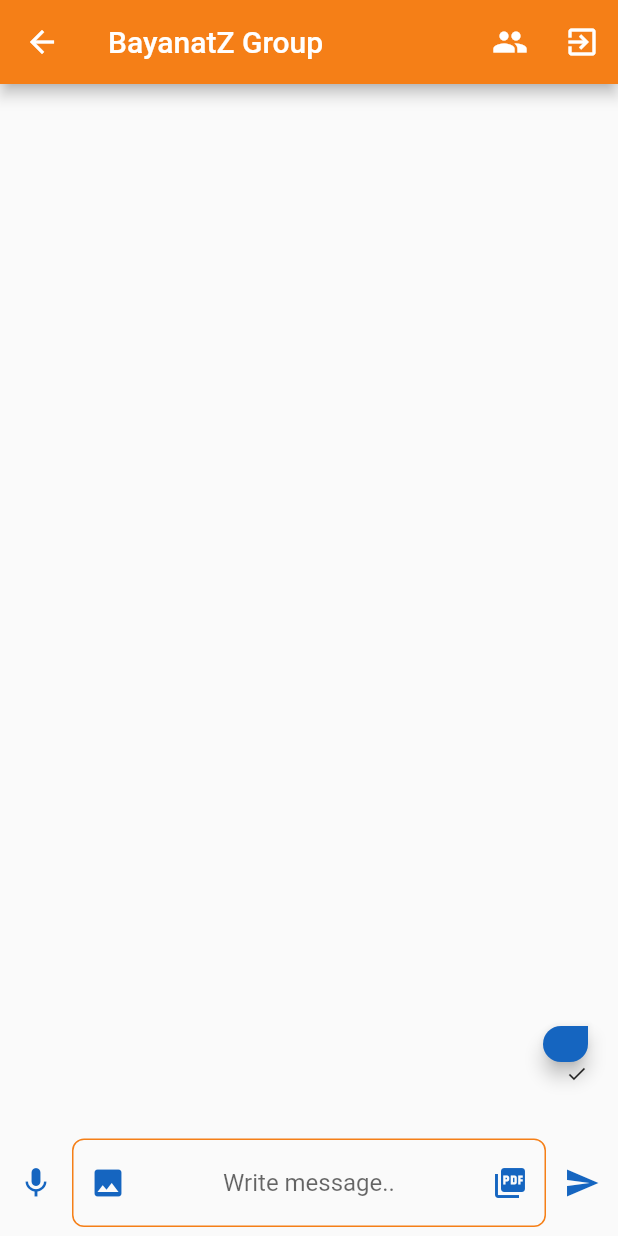
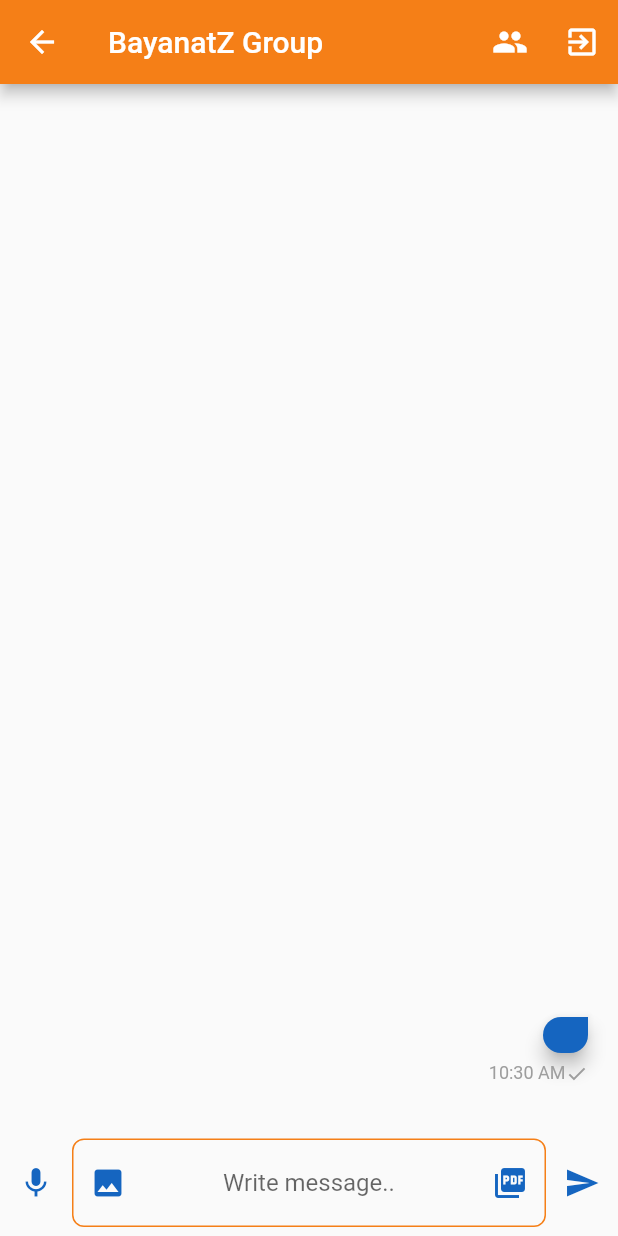
Before and after one commit to MohamedFouad99/chat_group, a Flutter app: the ChatScreen screen opened by its route, item 3 of the bottom bar chosen, on a phone screen of 412 x 824 dp. Run offline on Flutter 3.47's test engine with Material 2 defaults, Android fonts, the phone set to English and light mode, and no system bars; our stand-ins replace audioplayers, bloc, cloud_firestore, file_picker, firebase_auth, firebase_core and 4 more; missing offline and left inert: record; accounts and stored records are empty; statements that could not run were skipped.

Commit message:
add_time_message

```diff
--- a/lib/cubits/chat_cubit/chat_cubit.dart
+++ b/lib/cubits/chat_cubit/chat_cubit.dart
@@ -8,6 +8,7 @@ import 'package:file_picker/file_picker.dart';
 import 'package:firebase_storage/firebase_storage.dart';
 import 'package:flutter/material.dart';
 import 'package:image_picker/image_picker.dart';
+import 'package:intl/intl.dart';
 import 'package:meta/meta.dart';
 import 'package:path_provider/path_provider.dart';
 import 'package:record/record.dart';
@@ -132,6 +133,7 @@ class ChatCubit extends Cubit<ChatState> {
       List<MessageLine> messageWidgets = [];
       final messages = event.docs.reversed;
       for (var message in messages) {
+        final time = message.get('time');
         final messageText = message.get('text');
         final messageSender = message.get('sender');
         final image = message.get('image');
@@ -140,6 +142,9 @@ class ChatCubit extends Cubit<ChatState> {
         final seenBy = List<String>.from(message.get('seen_by'));
         final isRead = seenBy.length == members.length - 1;
         final currentUser = signedInUser.email;
+        final timestamp = time.toDate();
+        final timeFormatter = DateFormat('h:mm a');
+        final times = timeFormatter.format(timestamp);
         final messageWidget = MessageLine(
           sender: messageSender,
           image: image,
@@ -148,6 +153,7 @@ class ChatCubit extends Cubit<ChatState> {
           text: messageText,
           isMe: currentUser == messageSender,
           isRead: isRead,
+          time: times,
         );
         if (!isRead && !messageWidget.isMe) {
           message.reference.update({
--- a/lib/widgets/message_line.dart
+++ b/lib/widgets/message_line.dart
@@ -17,6 +17,7 @@ class MessageLine extends StatelessWidget {
     required this.isMe,
     required this.isRead,
     required this.sender,
+    this.time,
   });
   final String? sender;
   final String? image;
@@ -25,6 +26,7 @@ class MessageLine extends StatelessWidget {
   final String? text;
   final bool isMe;
   final bool isRead;
+  final String? time;
   @override
   Widget build(BuildContext context) {
     Source urlRecord = UrlSource(record!);
@@ -34,10 +36,12 @@ class MessageLine extends StatelessWidget {
         crossAxisAlignment:
             isMe ? CrossAxisAlignment.end : CrossAxisAlignment.start,
         children: [
-          Text(
+          !isMe
+              ? Text(
                   '$sender',
                   style: TextStyle(fontSize: 12, color: ksecondryColor),
-          ),
+                )
+              : const SizedBox(),
           Material(
             elevation: 5,
             borderRadius: isMe
@@ -96,6 +100,16 @@ class MessageLine extends StatelessWidget {
                               : const SizedBox(),
             ),
           ),
+          Padding(
+            padding: const EdgeInsets.only(top: 6),
+            child: Row(
+              mainAxisAlignment:
+                  isMe ? MainAxisAlignment.end : MainAxisAlignment.start,
+              children: [
+                Text(
+                  '$time',
+                  style: const TextStyle(fontSize: 12, color: Colors.grey),
+                ),
                 isMe
                     ? isRead
                         ? Icon(
@@ -104,11 +118,15 @@ class MessageLine extends StatelessWidget {
                           )
                         : const Icon(
                             Icons.check,
+                            color: Colors.grey,
                             size: 15,
                           )
                     : const SizedBox(),
               ],
             ),
+          ),
+        ],
+      ),
     );
   }
 }
```
Lines whose indentation alone changed are shown as unchanged.
